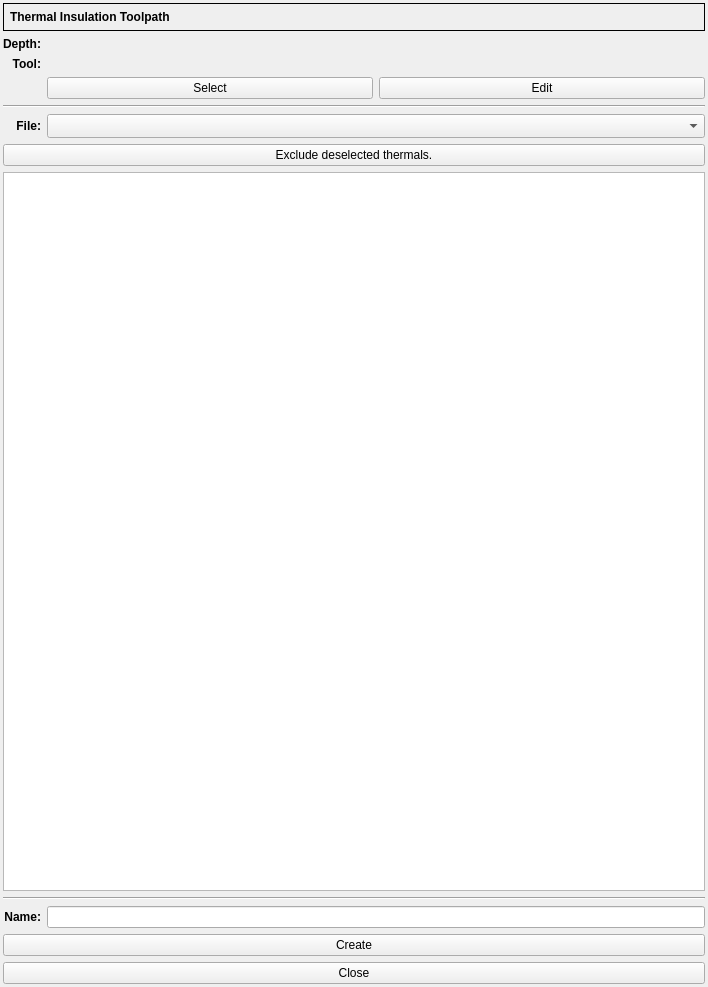
XRay3D/GERBER_X3, file G2G/forms/thermal/thermalform.ui: the form before one commit.
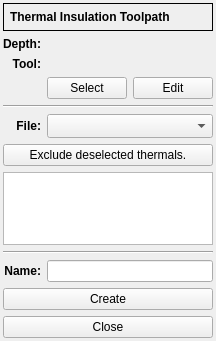
The form after the commit. Custom widgets are drawn as their Qt base class.

What changed in the file:
```diff
--- a/G2G/forms/thermal/thermalform.ui
+++ b/G2G/forms/thermal/thermalform.ui
@@ -6,8 +6,8 @@
    <rect>
     <x>0</x>
     <y>0</y>
-    <width>708</width>
-    <height>987</height>
+    <width>208</width>
+    <height>341</height>
    </rect>
   </property>
   <property name="windowTitle">
```
